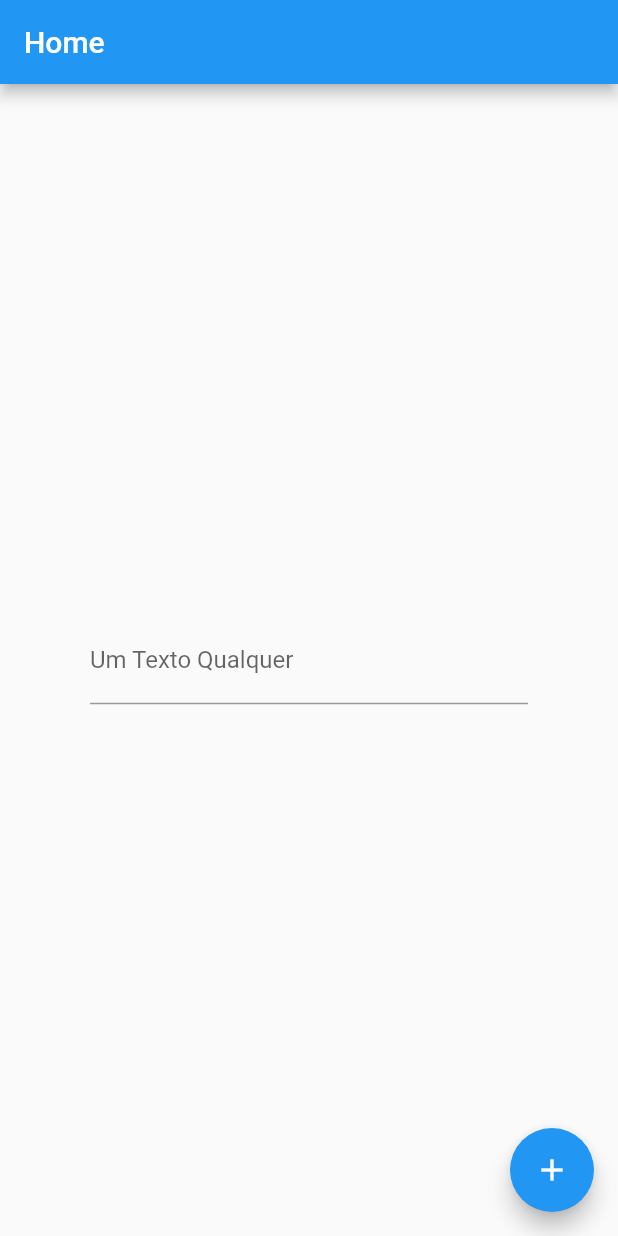
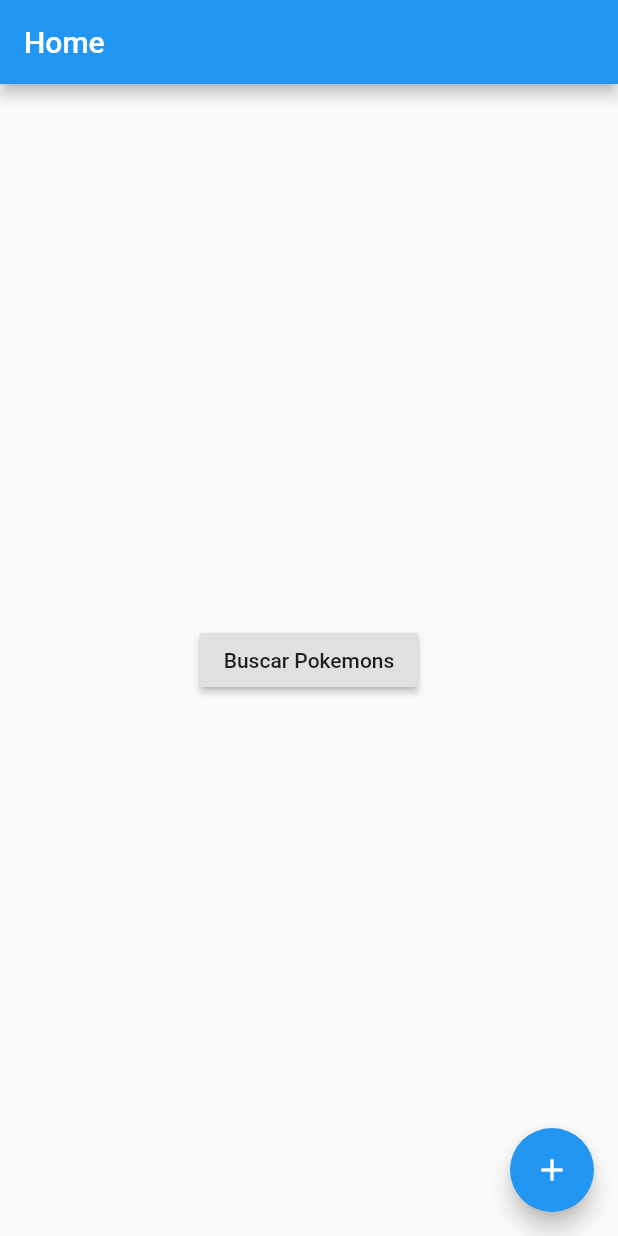
Before and after one commit to jjeanjacques10/flutter_modular_base, a Flutter app: the screen it shows after launch, after a tap on the "add" icon, on a phone screen of 412 x 824 dp. Run offline on Flutter 3.47's test engine with Material 2 defaults, Android fonts, the phone set to English and light mode, and no system bars; our stand-ins replace dio, flutter_mobx, flutter_modular, mobx; generated files the repository leaves out were written again; network calls fail.

Commit message:
Add Pokemon API

```diff
--- a/lib/app/pages/home/home_controller.dart
+++ b/lib/app/pages/home/home_controller.dart
@@ -1,8 +1,22 @@
 import 'package:mobx/mobx.dart';
+import 'package:slidy_flutter/app/shared/models/pokemon_model.dart';
+import 'package:slidy_flutter/app/shared/repositories/poke_repository.dart';
 part 'home_controller.g.dart';
 
 class HomeController = _HomeControllerBase with _$HomeController;
 
 abstract class _HomeControllerBase with Store {
-  String text = '';
+  final PokeRepository repository;
+
+  @observable
+  ObservableFuture<List<PokemonModel>> pokemons;
+
+  _HomeControllerBase(this.repository) {
+    fetchPokemon();
+  }
+
+  @action
+  fetchPokemon() {
+    pokemons = repository.getAllPokemon().asObservable();
+  }
 }
--- a/lib/app/pages/home/home_page.dart
+++ b/lib/app/pages/home/home_page.dart
@@ -1,4 +1,5 @@
 import 'package:flutter/material.dart';
+import 'package:flutter_mobx/flutter_mobx.dart';
 import 'package:flutter_modular/flutter_modular.dart';
 import 'package:slidy_flutter/app/pages/home/home_controller.dart';
 
@@ -18,20 +19,39 @@ class _HomePageState extends State<HomePage> {
       appBar: AppBar(
         title: Text('Home'),
       ),
-      body: Padding(
-        padding: const EdgeInsets.symmetric(horizontal: 60, vertical: 10),
-        child: Center(
-          child: TextField(
-            decoration: InputDecoration(labelText: 'Um Texto Qualquer'),
-            onChanged: (value) => homeController.text = value,
-          ),
-        ),
+      body: Observer(
+        builder: (_) {
+          if (homeController.pokemons.error != null) {
+            return Center(
+              child: RaisedButton(
+                child: Text('Buscar Pokemons'),
+                onPressed: () {
+                  homeController.fetchPokemon();
+                },
+              ),
+            );
+          }
+
+          if (homeController.pokemons.value == null) {
+            return Center(
+              child: CircularProgressIndicator(),
+            );
+          }
+
+          var list = homeController.pokemons.value;
+
+          return ListView.builder(
+              itemCount: list.length,
+              itemBuilder: (BuildContext context, int index) {
+                return ListTile(
+                  title: Text(list[index].name),
+                );
+              });
+        },
       ),
       floatingActionButton: FloatingActionButton(
         child: Icon(Icons.add),
-        onPressed: () {
-          Navigator.pushNamed(context, '/other/${homeController.text}');
-        },
+        onPressed: () {},
       ),
     );
   }
--- /dev/null
+++ b/lib/app/shared/models/pokemon_model.dart
@@ -0,0 +1,5 @@
+class PokemonModel {
+  final String name;
+
+  PokemonModel({this.name});
+}
--- /dev/null
+++ b/lib/app/shared/repositories/poke_repository.dart
@@ -0,0 +1,22 @@
+import 'package:dio/dio.dart';
+import 'package:slidy_flutter/app/shared/models/pokemon_model.dart';
+
+class PokeRepository {
+  final Dio dio;
+
+  PokeRepository(this.dio);
+
+  Future<List<PokemonModel>> getAllPokemon() async {
+    var response = await dio.get('/pokemon');
+
+    List<PokemonModel> list = [];
+
+    for (var json in (response.data['results'] as List)) {
+      PokemonModel model = PokemonModel(name: json['name']);
+
+      list.add(model);
+    }
+
+    return list;
+  }
+}
--- /dev/null
+++ b/lib/app/shared/utils/constants.dart
@@ -0,0 +1 @@
+const String URL_BASE = "https://pokeapi.co/api/v2";
--- a/pubspec.yaml
+++ b/pubspec.yaml
@@ -26,6 +26,7 @@ dependencies:
   flutter_modular:
   mobx:
   flutter_mobx:
+  dio:
 
 
   # The following adds the Cupertino Icons font to your application.
```
Also changed, not shown: lib/app/app_module.dart (+8 -6 lines), lib/app/pages/other/other_page.dart (deleted, +0 -24 lines).
